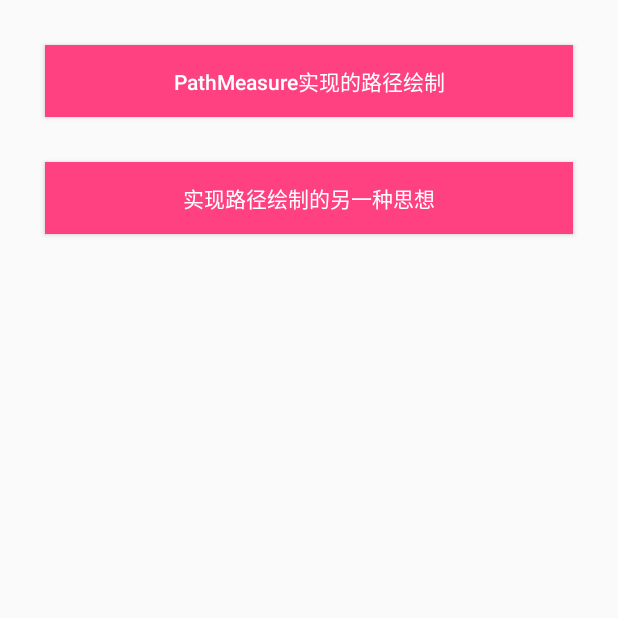
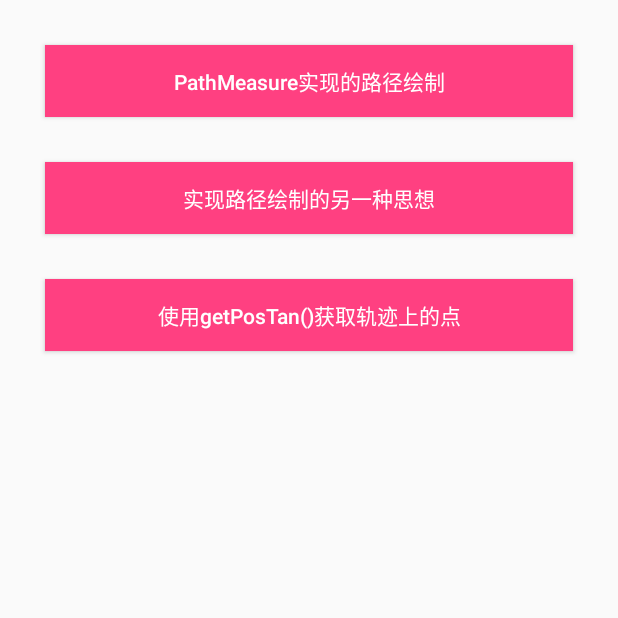
Before and after one commit to Pgrammerybj/AnimationUtils, an Android app: the PathMeasureTest screen opened directly, with no data from a screen before it, on a phone screen of 412 x 824 dp, the top half of it. Run offline under Robolectric (Android 15) with nearby library versions, the phone set to English and light mode, and no system bars.

Commit message:
使用PathMeasure的getPosTan()绘制轨迹上点的切线&使用canvas绘制扇形进度空间

```diff
--- a/app/src/main/AndroidManifest.xml
+++ b/app/src/main/AndroidManifest.xml
@@ -27,6 +27,7 @@
         <activity android:name=".pathmeasure.PathMeasureTest"/>
         <activity android:name=".pathmeasure.CanvasPathPathMeasure"/>
         <activity android:name=".pathmeasure.CanvasPathSimple"/>
+        <activity android:name=".pathmeasure.PathMeasureGetPosTan"/>
     </application>
 
 </manifest>
--- a/app/src/main/java/com/angelstar/animation/pathmeasure/PathMeasureTest.java
+++ b/app/src/main/java/com/angelstar/animation/pathmeasure/PathMeasureTest.java
@@ -33,4 +33,7 @@ public class PathMeasureTest extends AppCompatActivity {
         startActivity(new Intent(this, CanvasPathSimple.class));
     }
 
+    public void goGetPosTan(View view) {
+        startActivity(new Intent(this,PathMeasureGetPosTan.class));
+    }
 }
--- a/app/src/main/res/layout/activity_pathmeasuretest.xml
+++ b/app/src/main/res/layout/activity_pathmeasuretest.xml
@@ -32,4 +32,17 @@
         android:textSize="@dimen/sp_14"
         />
 
+    <Button
+        android:layout_width="match_parent"
+        android:layout_height="wrap_content"
+        android:layout_marginLeft="@dimen/item_margin_leftright"
+        android:layout_marginRight="@dimen/item_margin_leftright"
+        android:layout_marginTop="@dimen/item_margin_leftright"
+        android:background="@color/colorAccent"
+        android:onClick="goGetPosTan"
+        android:text="@string/btn_path_measure_getpostan"
+        android:textAllCaps="false"
+        android:textColor="@color/colorWhite"
+        android:textSize="@dimen/sp_14"
+        />
 </LinearLayout>
--- a/app/src/main/res/values/strings.xml
+++ b/app/src/main/res/values/strings.xml
@@ -14,5 +14,6 @@
 
     <string name="btn_path_measure_canvas_path">PathMeasure实现的路径绘制</string>
     <string name="btn_path_measure_canvas2_path">实现路径绘制的另一种思想</string>
+    <string name="btn_path_measure_getpostan">使用getPosTan()获取轨迹上的点</string>
 
 </resources>
```
Also changed, not shown: app/src/main/java/com/angelstar/animation/pathmeasure/PathMeasureGetPosTan.java (added, +24 -0 lines), app/src/main/java/com/angelstar/animation/views/PathMeasureGetPosTanView.java (added, +126 -0 lines), app/src/main/res/layout/activity_pathmeasuregetpostan.xml (added, +21 -0 lines), 1 other file.
